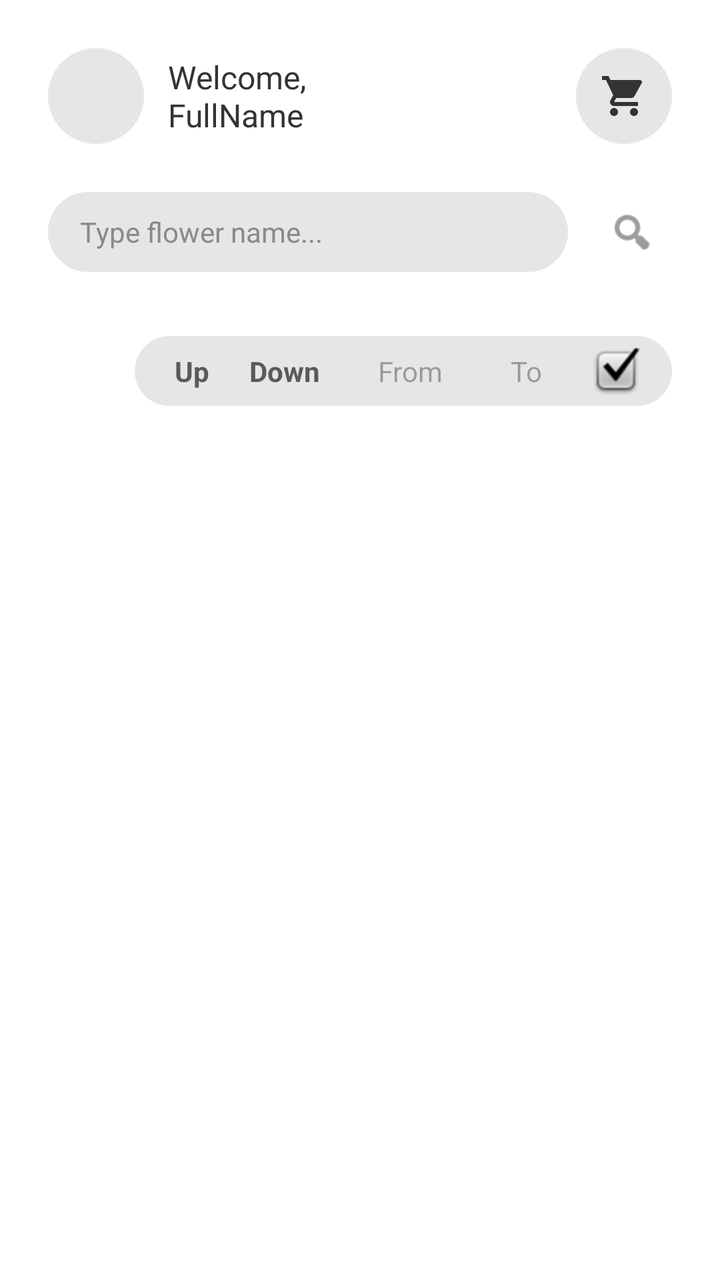
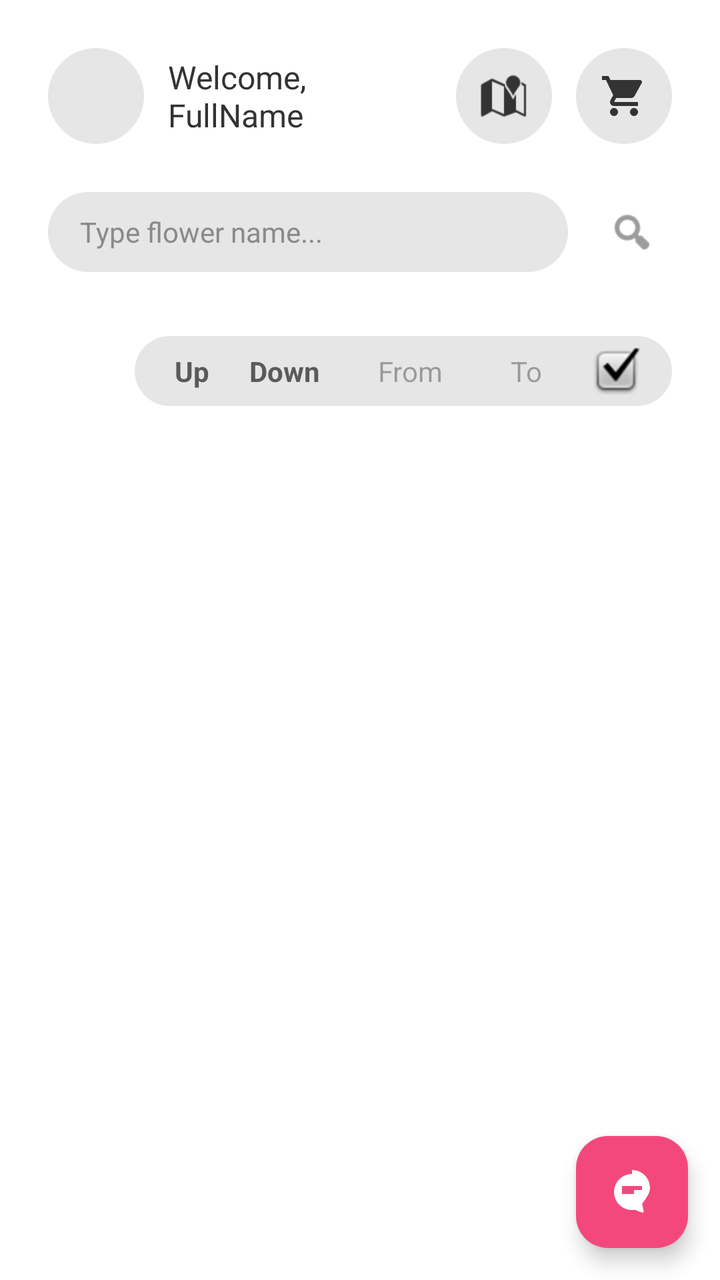

Compare the two renders of this Android layout. The source of the first and the diff that turns it into the second are given below.
<!-- AndroidManifest.xml: application theme Theme.FlowerShopApp -->
<!-- res/layout/activity_products_list.xml -->
<?xml version="1.0" encoding="utf-8"?>
<androidx.constraintlayout.widget.ConstraintLayout
    xmlns:android="http://schemas.android.com/apk/res/android"
    xmlns:app="http://schemas.android.com/apk/res-auto"
    xmlns:tools="http://schemas.android.com/tools"
    android:layout_width="match_parent"
    android:layout_height="match_parent"
    android:background="#FFFFFF"
    android:paddingTop="24dp">

    <ImageView
        android:id="@+id/ivAvatar"
        android:layout_width="48dp"
        android:layout_height="48dp"
        android:layout_marginStart="24dp"
        android:background="@drawable/bg_rounded_gray"
        app:layout_constraintTop_toTopOf="parent"
        app:layout_constraintStart_toStartOf="parent" />

    <TextView
        android:id="@+id/tvWelcomeText"
        android:layout_width="wrap_content"
        android:layout_height="wrap_content"
        android:layout_marginStart="12dp"
        android:text="@string/welcome_nfullname_text"
        android:textColor="#333333"
        android:textSize="16sp"
        app:layout_constraintTop_toTopOf="@id/ivAvatar"
        app:layout_constraintBottom_toBottomOf="@id/ivAvatar"
        app:layout_constraintStart_toEndOf="@id/ivAvatar" />

    <ImageView
        android:id="@+id/btnCart"
        android:layout_width="48dp"
        android:layout_height="48dp"
        android:layout_marginEnd="24dp"
        android:background="@drawable/bg_rounded_gray"
        android:padding="12dp"
        android:src="@drawable/ic_cart"
        app:tint="#333333"
        app:layout_constraintTop_toTopOf="@id/ivAvatar"
        app:layout_constraintBottom_toBottomOf="@id/ivAvatar"
        app:layout_constraintEnd_toEndOf="parent" />

    <LinearLayout
        android:id="@+id/layoutSearch"
        android:layout_width="match_parent"
        android:layout_height="wrap_content"
        android:layout_marginHorizontal="24dp"
        android:layout_marginTop="24dp"
        android:orientation="horizontal"
        android:gravity="center_vertical"
        app:layout_constraintTop_toBottomOf="@id/ivAvatar">

        <EditText
            android:id="@+id/edtSearch"
            android:layout_width="0dp"
            android:layout_height="40dp"
            android:layout_weight="1"
            android:background="@drawable/bg_rounded_gray"
            android:hint="Type flower name..."
            android:textColorHint="@color/gray_text"
            android:textColor="#333333"
            android:textSize="14sp"
            android:paddingHorizontal="16dp"
            android:inputType="text"
            android:maxLines="1"
            android:imeOptions="actionSearch" />

        <ImageView
            android:id="@+id/btnSearch"
            android:layout_width="40dp"
            android:layout_height="40dp"
            android:layout_marginStart="12dp"
            android:padding="8dp"
            android:src="@android:drawable/ic_menu_search"
            app:tint="#5A5A5A"
            android:background="?attr/selectableItemBackgroundBorderless" />
    </LinearLayout>

    <androidx.recyclerview.widget.RecyclerView
        android:id="@+id/rvCategories"
        android:layout_width="match_parent"
        android:layout_height="wrap_content"
        android:layout_marginTop="16dp"
        android:clipToPadding="false"
        android:paddingHorizontal="24dp"
        android:orientation="horizontal"
        app:layoutManager="androidx.recyclerview.widget.LinearLayoutManager"
        app:layout_constraintTop_toBottomOf="@id/layoutSearch"
        tools:listitem="@layout/item_category" />

    <LinearLayout
        android:id="@+id/layoutFilter"
        android:layout_width="wrap_content"
        android:layout_height="wrap_content"
        android:layout_marginTop="16dp"
        android:layout_marginEnd="24dp"
        android:background="@drawable/bg_rounded_gray"
        android:orientation="horizontal"
        android:gravity="center_vertical"
        android:paddingHorizontal="16dp"
        android:paddingVertical="4dp"
        app:layout_constraintEnd_toEndOf="parent"
        app:layout_constraintTop_toBottomOf="@id/rvCategories">

        <TextView
            android:id="@+id/tvSortUp"
            android:layout_width="wrap_content"
            android:layout_height="wrap_content"
            android:text="Up"
            android:textSize="14sp"
            android:textStyle="bold"
            android:textColor="#5A5A5A"
            android:padding="4dp"/>

        <TextView
            android:id="@+id/tvSortDown"
            android:layout_width="wrap_content"
            android:layout_height="wrap_content"
            android:text="Down"
            android:textSize="14sp"
            android:textStyle="bold"
            android:textColor="#5A5A5A"
            android:layout_marginStart="12dp"
            android:padding="4dp"/>

        <EditText
            android:id="@+id/edtPriceFrom"
            android:layout_width="50dp"
            android:layout_height="wrap_content"
            android:layout_marginStart="16dp"
            android:background="@null"
            android:hint="From"
            android:gravity="center"
            android:textSize="14sp"
            android:inputType="numberDecimal" />

        <EditText
            android:id="@+id/edtPriceTo"
            android:layout_width="50dp"
            android:layout_height="wrap_content"
            android:layout_marginStart="8dp"
            android:background="@null"
            android:hint="To"
            android:gravity="center"
            android:textSize="14sp"
            android:inputType="numberDecimal" />

        <ImageView
            android:id="@+id/btnApplyFilter"
            android:layout_width="24dp"
            android:layout_height="24dp"
            android:layout_marginStart="8dp"
            android:src="@android:drawable/checkbox_on_background"
            android:background="?attr/selectableItemBackgroundBorderless" />
    </LinearLayout>

    <androidx.recyclerview.widget.RecyclerView
        android:id="@+id/rvProducts"
        android:layout_width="match_parent"
        android:layout_height="0dp"
        android:layout_marginTop="16dp"
        android:clipToPadding="false"
        android:paddingHorizontal="16dp"
        android:paddingBottom="24dp"
        app:layoutManager="androidx.recyclerview.widget.GridLayoutManager"
        app:spanCount="2"
        app:layout_constraintBottom_toBottomOf="parent"
        app:layout_constraintTop_toBottomOf="@id/layoutFilter"
        tools:listitem="@layout/item_product" />

    <androidx.recyclerview.widget.RecyclerView
        android:id="@+id/rvPagination"
        android:layout_width="wrap_content"
        android:layout_height="wrap_content"
        android:layout_marginVertical="12dp"
        android:orientation="horizontal"
        app:layoutManager="androidx.recyclerview.widget.LinearLayoutManager"
        app:layout_constraintBottom_toBottomOf="parent"
        app:layout_constraintStart_toStartOf="parent"
        app:layout_constraintEnd_toEndOf="parent" />

</androidx.constraintlayout.widget.ConstraintLayout>
<!-- res/layout/item_category.xml (included above) -->
<?xml version="1.0" encoding="utf-8"?>
<TextView xmlns:android="http://schemas.android.com/apk/res/android"
    android:id="@+id/tvCategoryName"
    android:layout_width="wrap_content"
    android:layout_height="wrap_content"
    android:layout_marginEnd="12dp"
    android:background="@drawable/bg_rounded_gray"
    android:paddingHorizontal="20dp"
    android:paddingVertical="8dp"
    android:text="Cate"
    android:textColor="#333333"
    android:textSize="14sp" />
<!-- res/layout/item_product.xml (included above) -->
<?xml version="1.0" encoding="utf-8"?>
<com.google.android.material.card.MaterialCardView
    xmlns:android="http://schemas.android.com/apk/res/android"
    xmlns:app="http://schemas.android.com/apk/res-auto"
    android:layout_width="match_parent"
    android:layout_height="wrap_content"
    android:layout_margin="8dp"
    app:cardCornerRadius="16dp"
    app:cardElevation="2dp"
    app:cardBackgroundColor="#F8F8F8"> <androidx.constraintlayout.widget.ConstraintLayout
    android:layout_width="match_parent"
    android:layout_height="wrap_content"
    android:paddingBottom="12dp">

    <ImageView
        android:id="@+id/ivProductImage"
        android:layout_width="0dp"
        android:layout_height="140dp"
        android:scaleType="centerCrop"
        android:background="#E0E0E0" app:layout_constraintTop_toTopOf="parent"
        app:layout_constraintStart_toStartOf="parent"
        app:layout_constraintEnd_toEndOf="parent" />

    <com.google.android.material.floatingactionbutton.FloatingActionButton
        android:id="@+id/btnAddToCart"
        android:layout_width="wrap_content"
        android:layout_height="wrap_content"
        android:layout_marginTop="8dp"
        android:layout_marginEnd="8dp"
        app:fabSize="mini"
        app:backgroundTint="#FFFFFF"
        app:tint="@color/pink_primary"
        android:src="@drawable/ic_cart"
        app:layout_constraintTop_toTopOf="parent"
        app:layout_constraintEnd_toEndOf="parent" />

    <TextView
        android:id="@+id/tvProductName"
        android:layout_width="0dp"
        android:layout_height="wrap_content"
        android:layout_marginStart="12dp"
        android:layout_marginEnd="12dp"
        android:layout_marginTop="12dp"
        android:text="Flower's name"
        android:textColor="#5A5A5A"
        android:textSize="16sp"
        android:textStyle="bold"
        android:maxLines="1"
        android:ellipsize="end"
        app:layout_constraintTop_toBottomOf="@id/ivProductImage"
        app:layout_constraintStart_toStartOf="parent"
        app:layout_constraintEnd_toEndOf="parent" />

    <TextView
        android:id="@+id/tvProductPrice"
        android:layout_width="0dp"
        android:layout_height="wrap_content"
        android:layout_marginTop="4dp"
        android:text="35.00$"
        android:textColor="@color/pink_primary"
        android:textSize="15sp"
        android:textStyle="bold"
        app:layout_constraintTop_toBottomOf="@id/tvProductName"
        app:layout_constraintStart_toStartOf="@id/tvProductName"
        app:layout_constraintEnd_toEndOf="@id/tvProductName" />

    <TextView
        android:id="@+id/tvBriefDescription"
        android:layout_width="0dp"
        android:layout_height="wrap_content"
        android:layout_marginTop="4dp"
        android:text="Brief Description goes here..."
        android:textColor="@color/gray_text"
        android:textSize="12sp"
        android:maxLines="2"
        android:ellipsize="end"
        app:layout_constraintTop_toBottomOf="@id/tvProductPrice"
        app:layout_constraintStart_toStartOf="@id/tvProductName"
        app:layout_constraintEnd_toEndOf="@id/tvProductName" />

</androidx.constraintlayout.widget.ConstraintLayout>
</com.google.android.material.card.MaterialCardView>
<!-- resources referenced by this layout -->
<resources>
  <color name="gray_text">#8A8A8A</color>
  <color name="pink_primary">#F4487D</color>
  <!-- drawable bg_rounded_gray (drawable) -->
  <?xml version="1.0" encoding="utf-8"?>
  <shape xmlns:android="http://schemas.android.com/apk/res/android"
      android:shape="rectangle">
      <solid android:color="#E6E6E6" />
      <corners android:radius="24dp" />
  </shape>
  <!-- drawable ic_cart (drawable) -->
  <vector xmlns:android="http://schemas.android.com/apk/res/android" android:height="24dp" android:tint="#000000" android:viewportHeight="24" android:viewportWidth="24" android:width="24dp">
        
      <path android:fillColor="@android:color/white" android:pathData="M7,18c-1.1,0 -1.99,0.9 -1.99,2S5.9,22 7,22s2,-0.9 2,-2 -0.9,-2 -2,-2zM1,2v2h2l3.6,7.59 -1.35,2.45c-0.16,0.28 -0.25,0.61 -0.25,0.96 0,1.1 0.9,2 2,2h12v-2L7.42,15c-0.14,0 -0.25,-0.11 -0.25,-0.25l0.03,-0.12 0.9,-1.63h7.45c0.75,0 1.41,-0.41 1.75,-1.03l3.58,-6.49c0.08,-0.14 0.12,-0.31 0.12,-0.48 0,-0.55 -0.45,-1 -1,-1L5.21,4l-0.94,-2L1,2zM17,18c-1.1,0 -1.99,0.9 -1.99,2s0.89,2 1.99,2 2,-0.9 2,-2 -0.9,-2 -2,-2z"/>
      
  </vector>
  <string name="welcome_nfullname_text">Welcome,\nFullName</string>
  <style name="Theme.FlowerShopApp" parent="Base.Theme.FlowerShopApp" />
  <style name="Base.Theme.FlowerShopApp" parent="Theme.Material3.DayNight.NoActionBar">
          
          
      </style>
</resources>

<!-- the commit's change to res/layout/activity_products_list.xml (unified diff, before → after) -->
@@ -30,17 +30,53 @@
         app:layout_constraintStart_toEndOf="@id/ivAvatar" />
 
     <ImageView
-        android:id="@+id/btnCart"
+        android:id="@+id/btnMap"
+        android:layout_width="48dp"
+        android:layout_height="48dp"
+        android:layout_marginEnd="12dp"
+        android:background="@drawable/bg_rounded_gray"
+        android:padding="12dp"
+        android:src="@android:drawable/ic_dialog_map"
+        app:tint="#333333"
+        android:contentDescription="Store Map"
+        app:layout_constraintTop_toTopOf="@id/ivAvatar"
+        app:layout_constraintBottom_toBottomOf="@id/ivAvatar"
+        app:layout_constraintEnd_toStartOf="@id/cartContainer" />
+
+    <FrameLayout
+        android:id="@+id/cartContainer"
         android:layout_width="48dp"
         android:layout_height="48dp"
         android:layout_marginEnd="24dp"
-        android:background="@drawable/bg_rounded_gray"
-        android:padding="12dp"
-        android:src="@drawable/ic_cart"
-        app:tint="#333333"
         app:layout_constraintTop_toTopOf="@id/ivAvatar"
         app:layout_constraintBottom_toBottomOf="@id/ivAvatar"
-        app:layout_constraintEnd_toEndOf="parent" />
+        app:layout_constraintEnd_toEndOf="parent">
+
+        <ImageView
+            android:id="@+id/btnCart"
+            android:layout_width="48dp"
+            android:layout_height="48dp"
+            android:background="@drawable/bg_rounded_gray"
+            android:padding="12dp"
+            android:src="@drawable/ic_cart"
+            app:tint="#333333" />
+
+        <TextView
+            android:id="@+id/tvCartBadge"
+            android:layout_width="20dp"
+            android:layout_height="20dp"
+            android:layout_gravity="top|end"
+            android:layout_marginTop="-2dp"
+            android:layout_marginEnd="-2dp"
+            android:background="@drawable/bg_badge"
+            android:gravity="center"
+            android:text="0"
+            android:textColor="#FFFFFF"
+            android:textSize="10sp"
+            android:textStyle="bold"
+            android:visibility="gone" />
+
+    </FrameLayout>
 
     <LinearLayout
         android:id="@+id/layoutSearch"
@@ -180,6 +216,156 @@
         app:layout_constraintBottom_toBottomOf="parent"
         app:layout_constraintStart_toStartOf="parent"
         app:layout_constraintEnd_toEndOf="parent" />
+
+    <com.google.android.material.floatingactionbutton.FloatingActionButton
+        android:id="@+id/btnFloatingChat"
+        android:layout_width="wrap_content"
+        android:layout_height="wrap_content"
+        android:layout_margin="16dp"
+        android:src="@drawable/ic_chat"
+        app:layout_constraintBottom_toBottomOf="parent"
+        app:layout_constraintEnd_toEndOf="parent"
+        app:tint="@color/white"
+        android:contentDescription="Chat with us"
+        android:backgroundTint="@color/pink_primary" />
+
+    <View
+        android:id="@+id/chatOutsideOverlay"
+        android:layout_width="0dp"
+        android:layout_height="0dp"
+        android:background="#29000000"
+        android:clickable="true"
+        android:focusable="true"
+        android:visibility="gone"
+        app:layout_constraintBottom_toBottomOf="parent"
+        app:layout_constraintEnd_toEndOf="parent"
+        app:layout_constraintStart_toStartOf="parent"
+        app:layout_constraintTop_toTopOf="parent" />
+
+    <com.google.android.material.card.MaterialCardView
+        android:id="@+id/chatFloatingPanel"
+        android:layout_width="0dp"
+        android:layout_height="wrap_content"
+        android:layout_marginEnd="16dp"
+        android:layout_marginBottom="88dp"
+        android:visibility="gone"
+        app:cardBackgroundColor="@android:color/white"
+        app:cardCornerRadius="18dp"
+        app:cardElevation="8dp"
+        app:layout_constraintBottom_toBottomOf="parent"
+        app:layout_constraintEnd_toEndOf="parent"
+        app:layout_constraintStart_toStartOf="parent"
+        app:layout_constraintWidth_max="360dp"
+        app:layout_constraintWidth_percent="0.88"
+        app:strokeColor="@color/gray_line"
+        app:strokeWidth="1dp">
+
+        <LinearLayout
+            android:layout_width="match_parent"
+            android:layout_height="wrap_content"
+            android:orientation="vertical"
+            android:padding="12dp">
+
+            <LinearLayout
+                android:layout_width="match_parent"
+                android:layout_height="wrap_content"
+                android:gravity="center_vertical"
+                android:orientation="horizontal">
+
+                <TextView
+                    android:layout_width="0dp"
+                    android:layout_height="wrap_content"
+                    android:layout_weight="1"
+                    android:text="Chat Support"
+                    android:textColor="#222222"
+                    android:textSize="16sp"
+                    android:textStyle="bold" />
+
+                <ImageView
+                    android:id="@+id/btnMinimizeChat"
+                    android:layout_width="28dp"
+                    android:layout_height="28dp"
+                    android:background="?attr/selectableItemBackgroundBorderless"
+                    android:contentDescription="Minimize chat"
+                    android:padding="5dp"
+                    android:src="@android:drawable/ic_menu_close_clear_cancel"
+                    app:tint="#666666" />
+            </LinearLayout>
+
+            <RadioGroup
+                android:id="@+id/rgChatMode"
+                android:layout_width="wrap_content"
+                android:layout_height="wrap_content"
+                android:layout_marginTop="8dp"
+                android:orientation="horizontal">
+
+                <RadioButton
+                    android:id="@+id/rbAi"
+                    android:layout_width="wrap_content"
+                    android:layout_height="wrap_content"
+                    android:checked="true"
+                    android:text="🤖 AI" />
+
+                <RadioButton
+                    android:id="@+id/rbStaff"
+                    android:layout_width="wrap_content"
+                    android:layout_height="wrap_content"
+                    android:layout_marginStart="8dp"
+                    android:text="👤 Staff" />
+            </RadioGroup>
+
+            <TextView
+                android:id="@+id/tvChatModeStatus"
+                android:layout_width="wrap_content"
+                android:layout_height="wrap_content"
+                android:layout_marginTop="2dp"
+                android:text="🤖 Chatting with AI"
+                android:textColor="#888888"
+                android:textSize="12sp" />
+
+            <androidx.recyclerview.widget.RecyclerView
+                android:id="@+id/rvFloatingMessages"
+                android:layout_width="match_parent"
+                android:layout_height="220dp"
+                android:layout_marginTop="8dp"
+                android:clipToPadding="false"
+                android:paddingBottom="4dp"
+                tools:listitem="@layout/item_message" />
+
+            <LinearLayout
+                android:layout_width="match_parent"
+                android:layout_height="wrap_content"
+                android:layout_marginTop="8dp"
+                android:gravity="center_vertical"
+                android:orientation="horizontal">
+
+                <EditText
+                    android:id="@+id/edtFloatingMessage"
+                    android:layout_width="0dp"
+                    android:layout_height="40dp"
+                    android:layout_weight="1"
+                    android:background="@drawable/bg_rounded_gray"
+                    android:hint="Type message"
+                    android:imeOptions="actionSend"
+                    android:inputType="text"
+                    android:maxLines="1"
+                    android:paddingHorizontal="12dp"
+                    android:textColor="#333333"
+                    android:textSize="14sp" />
+
+                <ImageView
+                    android:id="@+id/btnSendFloatingMessage"
+                    android:layout_width="40dp"
+                    android:layout_height="40dp"
+                    android:layout_marginStart="8dp"
+                    android:background="@drawable/bg_rounded_pink"
+                    android:contentDescription="Send message"
+                    android:padding="10dp"
+                    android:src="@drawable/ic_send"
+                    app:tint="@android:color/white" />
+            </LinearLayout>
+        </LinearLayout>
+    </com.google.android.material.card.MaterialCardView>
 
 </androidx.constraintlayout.widget.ConstraintLayout>
 <!-- res/layout/item_category.xml (included above) -->
@@ -278,3 +464,28 @@
 
 </androidx.constraintlayout.widget.ConstraintLayout>
 </com.google.android.material.card.MaterialCardView>
+<!-- res/layout/item_message.xml (included above) -->
+<?xml version="1.0" encoding="utf-8"?>
+<LinearLayout
+    xmlns:android="http://schemas.android.com/apk/res/android"
+    android:layout_width="match_parent"
+    android:layout_height="wrap_content"
+    android:orientation="vertical"
+    android:padding="8dp">
+
+    <TextView
+        android:id="@+id/tvUser"
+        android:layout_width="wrap_content"
+        android:layout_height="wrap_content"
+        android:text="User"
+        android:textStyle="bold"
+        android:textColor="@color/black" />
+
+    <TextView
+        android:id="@+id/tvMessage"
+        android:layout_width="wrap_content"
+        android:layout_height="wrap_content"
+        android:text="Message"
+        android:textColor="@color/black" />
+
+</LinearLayout>
<!-- resource entries referenced after the edit -->
@@ -1,7 +1,16 @@
 <!-- resources referenced by this layout -->
 <resources>
+  <color name="black">#FF000000</color>
+  <color name="gray_line">#EAEAEA</color>
   <color name="gray_text">#8A8A8A</color>
   <color name="pink_primary">#F4487D</color>
+  <color name="white">#FFFFFFFF</color>
+  <!-- drawable bg_badge (drawable) -->
+  <?xml version="1.0" encoding="utf-8"?>
+  <shape xmlns:android="http://schemas.android.com/apk/res/android"
+      android:shape="oval">
+      <solid android:color="#F4487D" />
+  </shape>
   <!-- drawable bg_rounded_gray (drawable) -->
   <?xml version="1.0" encoding="utf-8"?>
   <shape xmlns:android="http://schemas.android.com/apk/res/android"
@@ -9,11 +18,40 @@
       <solid android:color="#E6E6E6" />
       <corners android:radius="24dp" />
   </shape>
+  <!-- drawable bg_rounded_pink (drawable) -->
+  <?xml version="1.0" encoding="utf-8"?>
+  <shape xmlns:android="http://schemas.android.com/apk/res/android"
+      android:shape="rectangle">
+      <solid android:color="#F4487D" />
+      <corners android:radius="24dp" />
+  </shape>
   <!-- drawable ic_cart (drawable) -->
   <vector xmlns:android="http://schemas.android.com/apk/res/android" android:height="24dp" android:tint="#000000" android:viewportHeight="24" android:viewportWidth="24" android:width="24dp">
         
       <path android:fillColor="@android:color/white" android:pathData="M7,18c-1.1,0 -1.99,0.9 -1.99,2S5.9,22 7,22s2,-0.9 2,-2 -0.9,-2 -2,-2zM1,2v2h2l3.6,7.59 -1.35,2.45c-0.16,0.28 -0.25,0.61 -0.25,0.96 0,1.1 0.9,2 2,2h12v-2L7.42,15c-0.14,0 -0.25,-0.11 -0.25,-0.25l0.03,-0.12 0.9,-1.63h7.45c0.75,0 1.41,-0.41 1.75,-1.03l3.58,-6.49c0.08,-0.14 0.12,-0.31 0.12,-0.48 0,-0.55 -0.45,-1 -1,-1L5.21,4l-0.94,-2L1,2zM17,18c-1.1,0 -1.99,0.9 -1.99,2s0.89,2 1.99,2 2,-0.9 2,-2 -0.9,-2 -2,-2z"/>
       
+  </vector>
+  <!-- drawable ic_chat (drawable) -->
+  <?xml version="1.0" encoding="utf-8"?>
+  <vector xmlns:android="http://schemas.android.com/apk/res/android"
+      android:width="24dp"
+      android:height="24dp"
+      android:viewportWidth="24"
+      android:viewportHeight="24">
+      <path
+          android:fillColor="#FFFFFF"
+          android:pathData="M12,3C7.03,3 3,7.03 3,12c0,4.97 4.03,9 9,9 0.46,0 0.92,-0.04 1.37,-0.1l3.73,1.39c0.41,0.15 0.86,-0.2 0.77,-0.63l-0.83,-3.73C19.96,13.92 21,12.03 21,10c0,-4.97 -4.03,-9 -9,-9zM7,9h10v2H7V9zm6,4H7v-2h6v2z" />
+  </vector>
+  <!-- drawable ic_send (drawable) -->
+  <?xml version="1.0" encoding="utf-8"?>
+  <vector xmlns:android="http://schemas.android.com/apk/res/android"
+      android:width="24dp"
+      android:height="24dp"
+      android:viewportWidth="24"
+      android:viewportHeight="24">
+      <path
+          android:fillColor="#FFFFFF"
+          android:pathData="M2,21l21,-9L2,3v7l15,2l-15,2v7z" />
   </vector>
   <string name="welcome_nfullname_text">Welcome,\nFullName</string>
   <style name="Theme.FlowerShopApp" parent="Base.Theme.FlowerShopApp" />
